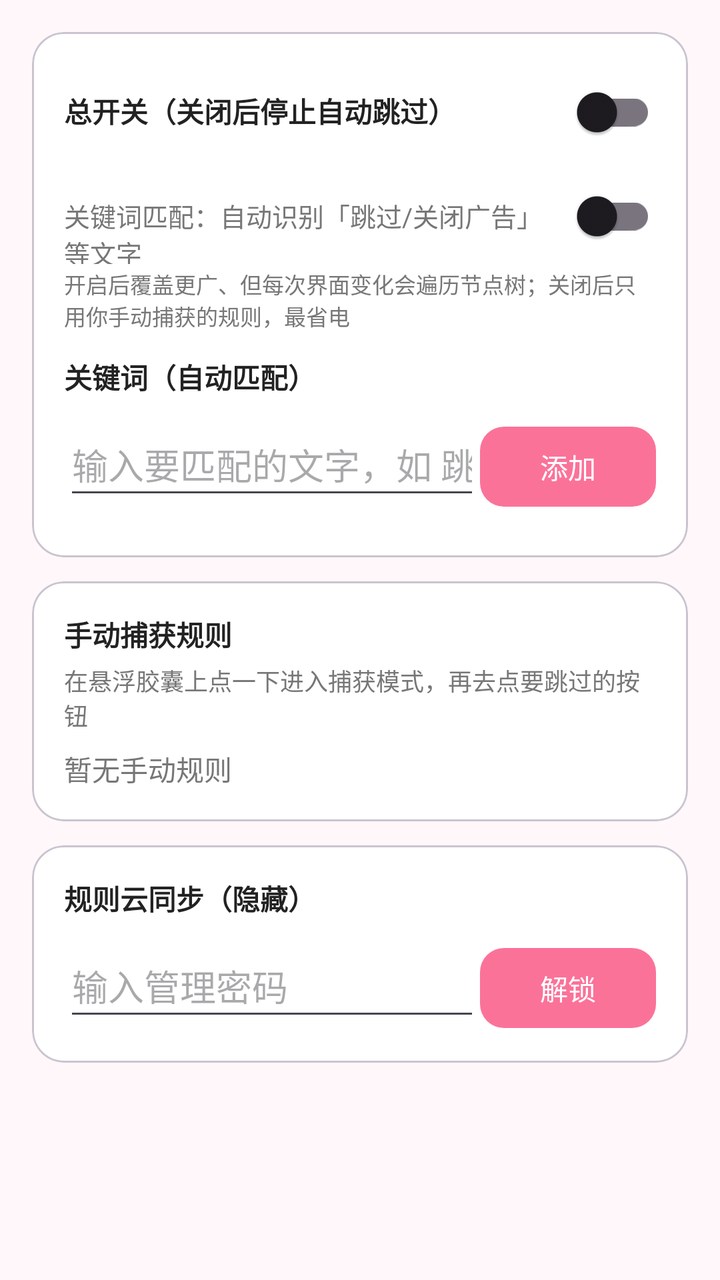
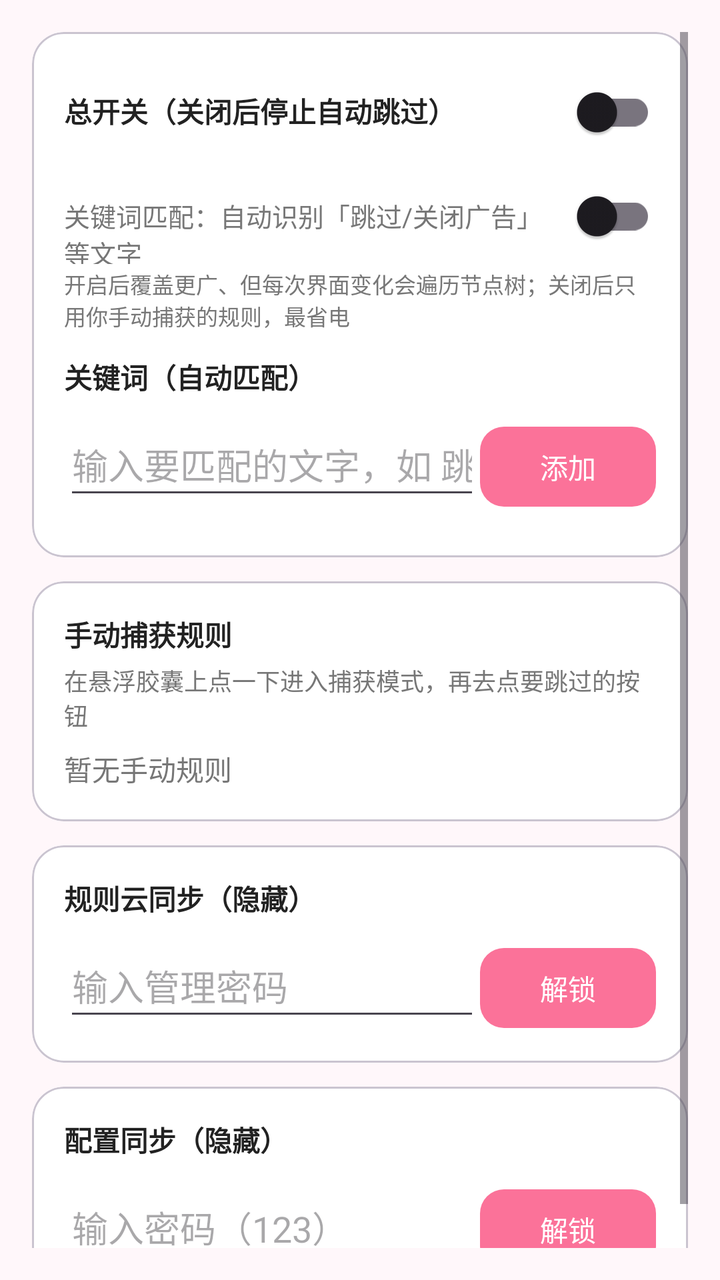

Compare the two renders of this Android layout. The source of the first and the diff that turns it into the second are given below.
<!-- AndroidManifest.xml: application theme Theme.AdSkip -->
<!-- res/layout/activity_settings.xml -->
<?xml version="1.0" encoding="utf-8"?>
<ScrollView xmlns:android="http://schemas.android.com/apk/res/android"
    xmlns:app="http://schemas.android.com/apk/res-auto"
    android:layout_width="match_parent"
    android:layout_height="match_parent"
    android:background="@color/bg"
    android:padding="16dp">

    <LinearLayout
        android:layout_width="match_parent"
        android:layout_height="wrap_content"
        android:orientation="vertical"
        android:clipToPadding="false">

        
        <com.google.android.material.card.MaterialCardView
            android:layout_width="match_parent"
            android:layout_height="wrap_content"
            android:layout_marginBottom="12dp"
            app:cardCornerRadius="16dp"
            app:cardBackgroundColor="@color/surface">

            <LinearLayout
                android:layout_width="match_parent"
                android:layout_height="wrap_content"
                android:orientation="vertical"
                android:padding="16dp">

                <LinearLayout
                    android:layout_width="match_parent"
                    android:layout_height="wrap_content"
                    android:orientation="horizontal">

                    <TextView
                        android:layout_width="0dp"
                        android:layout_height="wrap_content"
                        android:layout_weight="1"
                        android:text="@string/switch_master"
                        android:textStyle="bold"
                        android:textColor="@color/text_primary" />

                    <androidx.appcompat.widget.SwitchCompat
                        android:id="@+id/switch_master"
                        android:layout_width="wrap_content"
                        android:layout_height="wrap_content" />
                </LinearLayout>

                <LinearLayout
                    android:layout_width="match_parent"
                    android:layout_height="wrap_content"
                    android:layout_marginTop="4dp"
                    android:orientation="horizontal">

                    <TextView
                        android:layout_width="0dp"
                        android:layout_height="wrap_content"
                        android:layout_weight="1"
                        android:text="@string/switch_keyword"
                        android:textSize="13sp"
                        android:textColor="@color/text_secondary" />

                    <androidx.appcompat.widget.SwitchCompat
                        android:id="@+id/switch_keyword"
                        android:layout_width="wrap_content"
                        android:layout_height="wrap_content" />
                </LinearLayout>

                <TextView
                    android:layout_width="match_parent"
                    android:layout_height="wrap_content"
                    android:layout_marginTop="2dp"
                    android:text="@string/hint_keyword_on"
                    android:textSize="11sp"
                    android:textColor="@color/text_secondary" />

                <TextView
                    android:layout_width="wrap_content"
                    android:layout_height="wrap_content"
                    android:text="@string/section_keywords"
                    android:textStyle="bold"
                    android:textColor="@color/text_primary"
                    android:layout_marginTop="12dp" />

                <LinearLayout
                    android:layout_width="match_parent"
                    android:layout_height="wrap_content"
                    android:layout_marginTop="8dp"
                    android:orientation="horizontal">

                    <EditText
                        android:id="@+id/et_keyword"
                        android:layout_width="0dp"
                        android:layout_height="wrap_content"
                        android:layout_weight="1"
                        android:hint="@string/hint_add_keyword"
                        android:inputType="text"
                        android:minHeight="48dp" />

                    <com.google.android.material.button.MaterialButton
                        android:id="@+id/btn_add_keyword"
                        android:layout_width="wrap_content"
                        android:layout_height="wrap_content"
                        android:text="@string/btn_add"
                        app:cornerRadius="12dp" />
                </LinearLayout>

                <LinearLayout
                    android:id="@+id/list_keywords"
                    android:layout_width="match_parent"
                    android:layout_height="wrap_content"
                    android:layout_marginTop="8dp"
                    android:orientation="vertical" />
            </LinearLayout>
        </com.google.android.material.card.MaterialCardView>

        
        <com.google.android.material.card.MaterialCardView
            android:layout_width="match_parent"
            android:layout_height="wrap_content"
            android:layout_marginBottom="12dp"
            app:cardCornerRadius="16dp"
            app:cardBackgroundColor="@color/surface">

            <LinearLayout
                android:layout_width="match_parent"
                android:layout_height="wrap_content"
                android:orientation="vertical"
                android:padding="16dp">

                <TextView
                    android:layout_width="wrap_content"
                    android:layout_height="wrap_content"
                    android:text="@string/section_rules"
                    android:textStyle="bold"
                    android:textColor="@color/text_primary" />

                <TextView
                    android:layout_width="wrap_content"
                    android:layout_height="wrap_content"
                    android:layout_marginTop="4dp"
                    android:text="@string/btn_add_rule_hint"
                    android:textSize="12sp"
                    android:textColor="@color/text_secondary" />

                <LinearLayout
                    android:id="@+id/list_rules"
                    android:layout_width="match_parent"
                    android:layout_height="wrap_content"
                    android:layout_marginTop="8dp"
                    android:orientation="vertical" />

                <TextView
                    android:id="@+id/tv_empty_rules"
                    android:layout_width="wrap_content"
                    android:layout_height="wrap_content"
                    android:text="@string/empty_rules"
                    android:textColor="@color/text_secondary" />
            </LinearLayout>
        </com.google.android.material.card.MaterialCardView>

        
        <com.google.android.material.card.MaterialCardView
            android:layout_width="match_parent"
            android:layout_height="wrap_content"
            android:layout_marginBottom="12dp"
            app:cardCornerRadius="16dp"
            app:cardBackgroundColor="@color/surface">

            <LinearLayout
                android:layout_width="match_parent"
                android:layout_height="wrap_content"
                android:orientation="vertical"
                android:padding="16dp">

                <TextView
                    android:layout_width="wrap_content"
                    android:layout_height="wrap_content"
                    android:text="@string/sync_title"
                    android:textStyle="bold"
                    android:textColor="@color/text_primary" />

                <LinearLayout
                    android:layout_width="match_parent"
                    android:layout_height="wrap_content"
                    android:layout_marginTop="8dp"
                    android:orientation="horizontal">

                    <EditText
                        android:id="@+id/et_password"
                        android:layout_width="0dp"
                        android:layout_height="wrap_content"
                        android:layout_weight="1"
                        android:hint="@string/hint_password"
                        android:inputType="textPassword"
                        android:minHeight="48dp" />

                    <com.google.android.material.button.MaterialButton
                        android:id="@+id/btn_unlock"
                        android:layout_width="wrap_content"
                        android:layout_height="wrap_content"
                        android:text="@string/btn_unlock"
                        app:cornerRadius="12dp" />
                </LinearLayout>

                
                <LinearLayout
                    android:id="@+id/sync_panel"
                    android:layout_width="match_parent"
                    android:layout_height="wrap_content"
                    android:orientation="vertical"
                    android:visibility="gone">

                    <EditText
                        android:id="@+id/et_repo_owner"
                        android:layout_width="match_parent"
                        android:layout_height="wrap_content"
                        android:layout_marginTop="8dp"
                        android:hint="@string/hint_repo_owner"
                        android:inputType="text" />

                    <EditText
                        android:id="@+id/et_repo_name"
                        android:layout_width="match_parent"
                        android:layout_height="wrap_content"
                        android:layout_marginTop="8dp"
                        android:hint="@string/hint_repo_name"
                        android:inputType="text" />

                    <EditText
                        android:id="@+id/et_repo_branch"
                        android:layout_width="match_parent"
                        android:layout_height="wrap_content"
                        android:layout_marginTop="8dp"
                        android:hint="@string/hint_repo_branch"
                        android:inputType="text" />

                    <EditText
                        android:id="@+id/et_repo_path"
                        android:layout_width="match_parent"
                        android:layout_height="wrap_content"
                        android:layout_marginTop="8dp"
                        android:hint="@string/hint_repo_path"
                        android:inputType="text" />

                    <EditText
                        android:id="@+id/et_token"
                        android:layout_width="match_parent"
                        android:layout_height="wrap_content"
                        android:layout_marginTop="8dp"
                        android:hint="@string/hint_token"
                        android:inputType="textPassword" />

                    <LinearLayout
                        android:layout_width="match_parent"
                        android:layout_height="wrap_content"
                        android:layout_marginTop="8dp"
                        android:orientation="horizontal">

                        <com.google.android.material.button.MaterialButton
                            android:id="@+id/btn_download"
                            style="@style/Widget.Material3.Button.OutlinedButton"
                            android:layout_width="0dp"
                            android:layout_height="wrap_content"
                            android:layout_weight="1"
                            android:text="@string/btn_download"
                            app:cornerRadius="12dp" />

                        <com.google.android.material.button.MaterialButton
                            android:id="@+id/btn_upload"
                            android:layout_width="0dp"
                            android:layout_height="wrap_content"
                            android:layout_weight="1"
                            android:layout_marginStart="8dp"
                            android:text="@string/btn_upload"
                            app:cornerRadius="12dp" />
                    </LinearLayout>

                    <ProgressBar
                        android:id="@+id/pb_sync"
                        style="?android:attr/progressBarStyleHorizontal"
                        android:layout_width="match_parent"
                        android:layout_height="wrap_content"
                        android:layout_marginTop="8dp"
                        android:indeterminate="true"
                        android:visibility="gone" />

                    <TextView
                        android:id="@+id/tv_sync_status"
                        android:layout_width="match_parent"
                        android:layout_height="wrap_content"
                        android:layout_marginTop="4dp"
                        android:textColor="@color/text_secondary" />
                </LinearLayout>
            </LinearLayout>
        </com.google.android.material.card.MaterialCardView>
    </LinearLayout>
</ScrollView>
<!-- resources referenced by this layout -->
<resources>
  <color name="bg">#FFF7FA</color>
  <color name="surface">#FFFFFFFF</color>
  <color name="text_primary">#222222</color>
  <color name="text_secondary">#777777</color>
  <string name="btn_add">添加</string>
  <string name="btn_add_rule_hint">在悬浮胶囊上点一下进入捕获模式，再去点要跳过的按钮</string>
  <string name="btn_download">下载并合并</string>
  <string name="btn_unlock">解锁</string>
  <string name="btn_upload">上传全部规则</string>
  <string name="empty_rules">暂无手动规则</string>
  <string name="hint_add_keyword">输入要匹配的文字，如 跳过</string>
  <string name="hint_keyword_on">开启后覆盖更广、但每次界面变化会遍历节点树；关闭后只用你手动捕获的规则，最省电</string>
  <string name="hint_password">输入管理密码</string>
  <string name="hint_repo_branch">分支 (branch)</string>
  <string name="hint_repo_name">仓库名 (repo)</string>
  <string name="hint_repo_owner">仓库所有者 (owner)</string>
  <string name="hint_repo_path">文件路径 (如 rules.json)</string>
  <string name="hint_token">GitHub Token（留空则只能下载）</string>
  <string name="section_keywords">关键词（自动匹配）</string>
  <string name="section_rules">手动捕获规则</string>
  <string name="switch_keyword">关键词匹配：自动识别「跳过/关闭广告」等文字</string>
  <string name="switch_master">总开关（关闭后停止自动跳过）</string>
  <string name="sync_title">规则云同步（隐藏）</string>
  <style name="Theme.AdSkip" parent="Theme.Material3.DayNight.NoActionBar">
          <item name="colorPrimary">@color/pink</item>
          <item name="colorPrimaryDark">@color/pink_dark</item>
          <item name="colorAccent">@color/pink</item>
          <item name="android:colorBackground">@color/bg</item>
          <item name="colorSurface">@color/surface</item>
          <item name="android:statusBarColor">?attr/colorPrimary</item>
      </style>
  <color name="pink">#FB7299</color>
  <color name="pink_dark">#C8548A</color>
</resources>

<!-- the commit's change to res/layout/activity_settings.xml (unified diff, before → after) -->
@@ -293,5 +293,149 @@
                 </LinearLayout>
             </LinearLayout>
         </com.google.android.material.card.MaterialCardView>
+
+        
+        <com.google.android.material.card.MaterialCardView
+            android:layout_width="match_parent"
+            android:layout_height="wrap_content"
+            android:layout_marginBottom="12dp"
+            app:cardCornerRadius="16dp"
+            app:cardBackgroundColor="@color/surface">
+
+            <LinearLayout
+                android:layout_width="match_parent"
+                android:layout_height="wrap_content"
+                android:orientation="vertical"
+                android:padding="16dp">
+
+                <TextView
+                    android:layout_width="wrap_content"
+                    android:layout_height="wrap_content"
+                    android:text="配置同步（隐藏）"
+                    android:textStyle="bold"
+                    android:textColor="@color/text_primary" />
+
+                <LinearLayout
+                    android:layout_width="match_parent"
+                    android:layout_height="wrap_content"
+                    android:layout_marginTop="8dp"
+                    android:orientation="horizontal">
+
+                    <EditText
+                        android:id="@+id/et_cfg_password"
+                        android:layout_width="0dp"
+                        android:layout_height="wrap_content"
+                        android:layout_weight="1"
+                        android:hint="输入密码（123）"
+                        android:inputType="textPassword"
+                        android:minHeight="48dp" />
+
+                    <com.google.android.material.button.MaterialButton
+                        android:id="@+id/btn_cfg_unlock"
+                        android:layout_width="wrap_content"
+                        android:layout_height="wrap_content"
+                        android:text="解锁"
+                        app:cornerRadius="12dp" />
+                </LinearLayout>
+
+                <LinearLayout
+                    android:id="@+id/cfg_sync_panel"
+                    android:layout_width="match_parent"
+                    android:layout_height="wrap_content"
+                    android:orientation="vertical"
+                    android:visibility="gone">
+
+                    <EditText
+                        android:id="@+id/et_cfg_owner"
+                        android:layout_width="match_parent"
+                        android:layout_height="wrap_content"
+                        android:layout_marginTop="8dp"
+                        android:hint="仓库所有者 (owner)"
+                        android:inputType="text" />
+
+                    <EditText
+                        android:id="@+id/et_cfg_repo"
+                        android:layout_width="match_parent"
+                        android:layout_height="wrap_content"
+                        android:layout_marginTop="8dp"
+                        android:hint="仓库名 (repo)"
+                        android:inputType="text" />
+
+                    <EditText
+                        android:id="@+id/et_cfg_branch"
+                        android:layout_width="match_parent"
+                        android:layout_height="wrap_content"
+                        android:layout_marginTop="8dp"
+                        android:hint="分支 (branch)"
+                        android:inputType="text" />
+
+                    <EditText
+                        android:id="@+id/et_cfg_path"
+                        android:layout_width="match_parent"
+                        android:layout_height="wrap_content"
+                        android:layout_marginTop="8dp"
+                        android:hint="文件夹路径 (如 configs)"
+                        android:inputType="text" />
+
+                    <EditText
+                        android:id="@+id/et_cfg_token"
+                        android:layout_width="match_parent"
+                        android:layout_height="wrap_content"
+                        android:layout_marginTop="8dp"
+                        android:hint="GitHub Token（留空可下载公开仓库）"
+                        android:inputType="textPassword" />
+
+                    <LinearLayout
+                        android:layout_width="match_parent"
+                        android:layout_height="wrap_content"
+                        android:layout_marginTop="8dp"
+                        android:orientation="horizontal">
+
+                        <com.google.android.material.button.MaterialButton
+                            android:id="@+id/btn_cfg_download"
+                            style="@style/Widget.Material3.Button.OutlinedButton"
+                            android:layout_width="0dp"
+                            android:layout_height="wrap_content"
+                            android:layout_weight="1"
+                            android:text="下载配置"
+                            app:cornerRadius="12dp" />
+
+                        <com.google.android.material.button.MaterialButton
+                            android:id="@+id/btn_cfg_upload"
+                            android:layout_width="0dp"
+                            android:layout_height="wrap_content"
+                            android:layout_weight="1"
+                            android:layout_marginStart="8dp"
+                            android:text="上传配置"
+                            app:cornerRadius="12dp" />
+                    </LinearLayout>
+
+                    <com.google.android.material.button.MaterialButton
+                        android:id="@+id/btn_cfg_update_token"
+                        style="@style/Widget.Material3.Button.OutlinedButton"
+                        android:layout_width="match_parent"
+                        android:layout_height="wrap_content"
+                        android:layout_marginTop="4dp"
+                        android:text="更新 GitHub Token"
+                        app:cornerRadius="12dp" />
+
+                    <ProgressBar
+                        android:id="@+id/pb_cfg_sync"
+                        style="?android:attr/progressBarStyleHorizontal"
+                        android:layout_width="match_parent"
+                        android:layout_height="wrap_content"
+                        android:layout_marginTop="8dp"
+                        android:indeterminate="true"
+                        android:visibility="gone" />
+
+                    <TextView
+                        android:id="@+id/tv_cfg_status"
+                        android:layout_width="match_parent"
+                        android:layout_height="wrap_content"
+                        android:layout_marginTop="4dp"
+                        android:textColor="@color/text_secondary" />
+                </LinearLayout>
+            </LinearLayout>
+        </com.google.android.material.card.MaterialCardView>
     </LinearLayout>
 </ScrollView>
